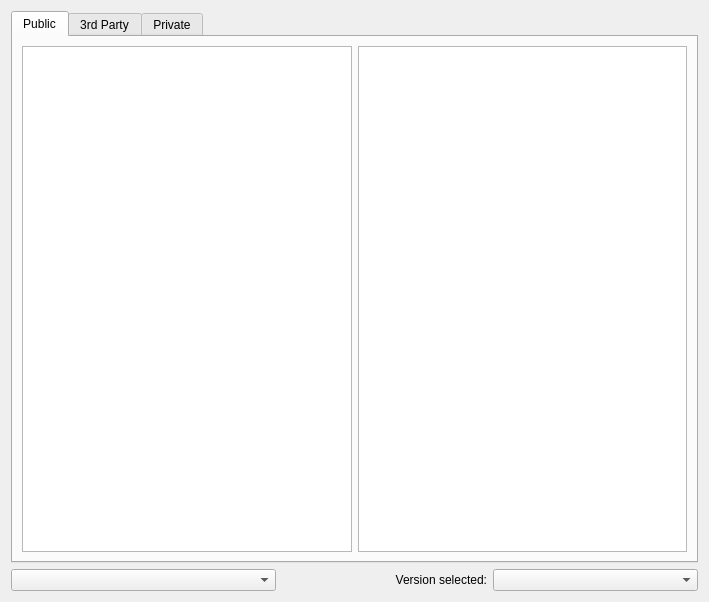
Qt form launcher/ui/pages/modplatform/legacy_ftb/Page.ui (PolyMC/PolyMC) before a commit.
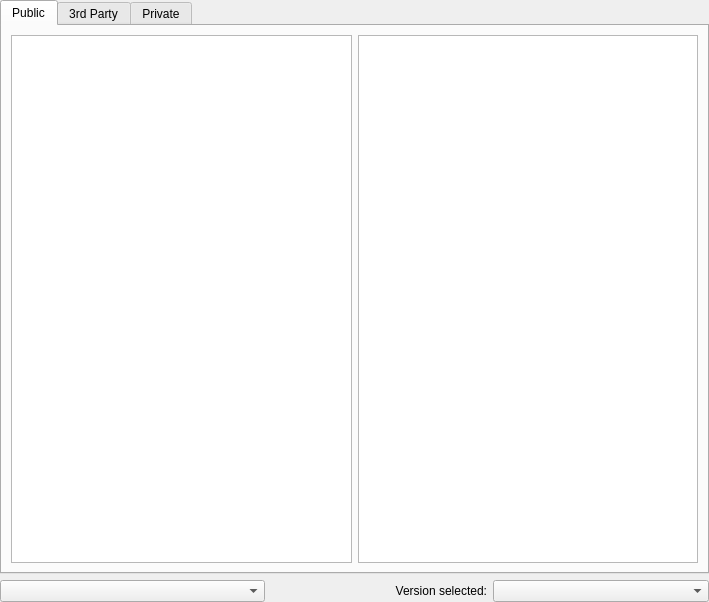
The same form after that commit.

Diff of the .ui file:
```diff
--- a/launcher/ui/pages/modplatform/legacy_ftb/Page.ui
+++ b/launcher/ui/pages/modplatform/legacy_ftb/Page.ui
@@ -11,6 +11,18 @@
    </rect>
   </property>
   <layout class="QVBoxLayout" name="verticalLayout">
+   <property name="leftMargin">
+    <number>0</number>
+   </property>
+   <property name="topMargin">
+    <number>0</number>
+   </property>
+   <property name="rightMargin">
+    <number>0</number>
+   </property>
+   <property name="bottomMargin">
+    <number>0</number>
+   </property>
    <item>
     <widget class="QTabWidget" name="tabWidget">
      <property name="currentIndex">
```
Lines whose indentation alone changed are shown as unchanged.
